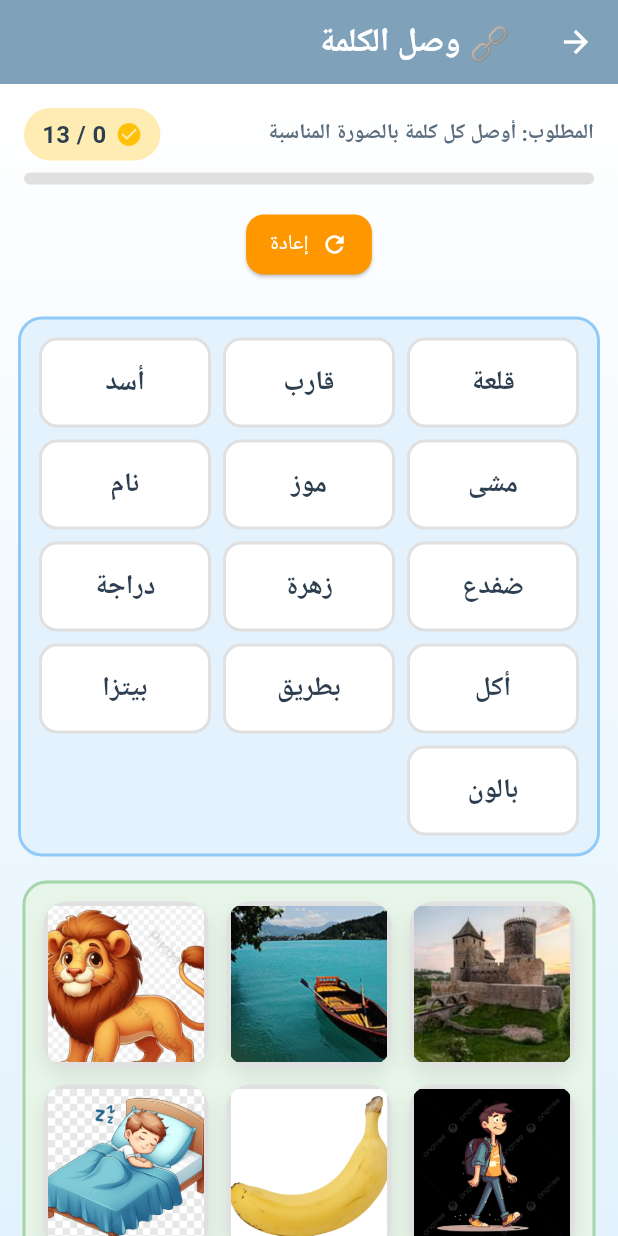
After one commit to RamadanMohamed11/Arabic-Learning-App, a Flutter app: the WordMatchView screen opened directly, on a phone screen of 412 x 824 dp. The commit adds this screen. Run offline on Flutter 3.47's test engine with Material 3 defaults, Android fonts, the phone set to English and light mode, and no system bars; our stand-ins replace flutter_svg, flutter_tts, go_router, path_drawing, shared_preferences, speech_to_text; missing offline and left inert: path_parsing, syncfusion_flutter_signaturepad; accounts and stored records are empty.

Commit message:
Add Word Match activity with model, view, and widget

```diff
--- /dev/null
+++ b/lib/features/level_two/data/models/word_match_model.dart
@@ -0,0 +1,24 @@
+class WordMatchItem {
+  final String word;
+  final String imagePath;
+
+  const WordMatchItem({required this.word, required this.imagePath});
+}
+
+/// Items for Activity 2: وصل الكلمة
+/// Uses assets from assets/images
+const List<WordMatchItem> wordMatchItems = [
+  WordMatchItem(word: 'ضفدع', imagePath: 'assets/images/ضفدع.jpg'),
+  WordMatchItem(word: 'موز', imagePath: 'assets/images/موز.jpg'),
+  WordMatchItem(word: 'قلعة', imagePath: 'assets/images/قلعة.jpg'),
+  WordMatchItem(word: 'دراجة', imagePath: 'assets/images/دراجة.jpg'),
+  WordMatchItem(word: 'أسد', imagePath: 'assets/images/أسد.jpg'),
+  WordMatchItem(word: 'بيتزا', imagePath: 'assets/images/بيتزا.jpg'),
+  WordMatchItem(word: 'زهرة', imagePath: 'assets/images/زهرة.jpg'),
+  WordMatchItem(word: 'بطريق', imagePath: 'assets/images/بطريق.jpg'),
+  WordMatchItem(word: 'قارب', imagePath: 'assets/images/قارب.jpg'),
+  WordMatchItem(word: 'بالون', imagePath: 'assets/images/بالون.jpg'),
+  WordMatchItem(word: 'مشى', imagePath: 'assets/images/مشى.jpg'),
+  WordMatchItem(word: 'نام', imagePath: 'assets/images/نام.jpg'),
+  WordMatchItem(word: 'أكل', imagePath: 'assets/images/أكل.jpg'),
+];
--- /dev/null
+++ b/lib/features/level_two/presentation/views/word_match_view.dart
@@ -0,0 +1,252 @@
+import 'package:flutter/material.dart';
+import 'package:arabic_learning_app/core/utils/app_colors.dart';
+import 'package:arabic_learning_app/features/level_two/data/models/word_match_model.dart';
+import 'package:arabic_learning_app/features/level_two/presentation/widgets/word_match_widget.dart';
+
+class WordMatchView extends StatefulWidget {
+  const WordMatchView({super.key});
+
+  @override
+  State<WordMatchView> createState() => _WordMatchViewState();
+}
+
+class _WordMatchViewState extends State<WordMatchView> {
+  int _matched = 0;
+  bool _complete = false;
+
+  void _onProgress(int count) {
+    setState(() => _matched = count);
+  }
+
+  void _onComplete() {
+    setState(() => _complete = true);
+  }
+
+  void _restart() {
+    setState(() {
+      _matched = 0;
+      _complete = false;
+    });
+  }
+
+  @override
+  Widget build(BuildContext context) {
+    if (_complete) return _buildResults();
+
+    return Scaffold(
+      appBar: AppBar(
+        title: const Text('🔗 وصل الكلمة', style: TextStyle(fontWeight: FontWeight.bold)),
+        backgroundColor: AppColors.primary,
+        foregroundColor: Colors.white,
+      ),
+      body: Container(
+        decoration: BoxDecoration(
+          gradient: LinearGradient(
+            begin: Alignment.topCenter,
+            end: Alignment.bottomCenter,
+            colors: [Colors.white, Colors.blue.shade50],
+          ),
+        ),
+        child: SafeArea(
+          child: Column(
+            children: [
+              Padding(
+                padding: const EdgeInsets.all(16),
+                child: Column(
+                  crossAxisAlignment: CrossAxisAlignment.stretch,
+                  children: [
+                    Row(
+                      mainAxisAlignment: MainAxisAlignment.spaceBetween,
+                      children: [
+                        Text(
+                          'المطلوب: أوصل كل كلمة بالصورة المناسبة',
+                          style: const TextStyle(
+                            fontSize: 14,
+                            color: AppColors.textSecondary,
+                            fontWeight: FontWeight.w600,
+                          ),
+                        ),
+                        Container(
+                          padding: const EdgeInsets.symmetric(horizontal: 12, vertical: 6),
+                          decoration: BoxDecoration(
+                            color: Colors.amber.shade100,
+                            borderRadius: BorderRadius.circular(20),
+                          ),
+                          child: Row(
+                            children: [
+                              const Icon(Icons.check_circle, size: 18, color: Colors.amber),
+                              const SizedBox(width: 6),
+                              Text(
+                                '$_matched / ${wordMatchItems.length}',
+                                style: const TextStyle(
+                                  fontSize: 16,
+                                  fontWeight: FontWeight.bold,
+                                  color: AppColors.textPrimary,
+                                ),
+                              ),
+                            ],
+                          ),
+                        ),
+                      ],
+                    ),
+                    const SizedBox(height: 8),
+                    LinearProgressIndicator(
+                      value: _matched / wordMatchItems.length,
+                      backgroundColor: Colors.grey.shade300,
+                      valueColor: AlwaysStoppedAnimation<Color>(AppColors.primary),
+                      minHeight: 8,
+                      borderRadius: BorderRadius.circular(4),
+                    ),
+                  ],
+                ),
+              ),
+              Expanded(
+                child: WordMatchWidget(
+                  key: ValueKey(_complete),
+                  items: wordMatchItems,
+                  onProgress: _onProgress,
+                  onComplete: _onComplete,
+                ),
+              ),
+            ],
+          ),
+        ),
+      ),
+    );
+  }
+
+  Widget _buildResults() {
+    final total = wordMatchItems.length;
+    final percentage = (_matched / total * 100).round();
+    final isPassed = percentage >= 70;
+
+    return Scaffold(
+      body: Container(
+        decoration: BoxDecoration(
+          gradient: LinearGradient(
+            begin: Alignment.topCenter,
+            end: Alignment.bottomCenter,
+            colors: isPassed
+                ? [AppColors.success, AppColors.success.withOpacity(0.7)]
+                : [AppColors.warning, AppColors.warning.withOpacity(0.7)],
+          ),
+        ),
+        child: SafeArea(
+          child: SingleChildScrollView(
+            padding: const EdgeInsets.all(24.0),
+            child: Column(
+              children: [
+                const SizedBox(height: 40),
+                Text(isPassed ? '🎉' : '💪', style: const TextStyle(fontSize: 80)),
+                const SizedBox(height: 24),
+                Text(
+                  isPassed ? 'رائع جداً!' : 'حاول مرة أخرى!',
+                  style: const TextStyle(
+                    fontSize: 32,
+                    fontWeight: FontWeight.bold,
+                    color: Colors.white,
+                  ),
+                ),
+                const SizedBox(height: 16),
+                Text(
+                  isPassed
+                      ? 'أحسنت! لقد وصلت كل الكلمات بالصور الصحيحة.'
+                      : 'حاول مجدداً لإتقان المطابقة.',
+                  style: const TextStyle(fontSize: 18, color: Colors.white),
+                  textAlign: TextAlign.center,
+                ),
+                const SizedBox(height: 40),
+                Container(
+                  padding: const EdgeInsets.all(24),
+                  decoration: BoxDecoration(
+                    color: Colors.white,
+                    borderRadius: BorderRadius.circular(20),
+                    boxShadow: [
+                      BoxShadow(
+                        color: Colors.black.withOpacity(0.1),
+                        blurRadius: 20,
+                        offset: const Offset(0, 10),
+                      ),
+                    ],
+                  ),
+                  child: Column(
+                    children: [
+                      const Text(
+                        'نتيجتك',
+                        style: TextStyle(
+                          fontSize: 24,
+                          fontWeight: FontWeight.bold,
+                          color: AppColors.textPrimary,
+                        ),
+                      ),
+                      const SizedBox(height: 24),
+                      Text(
+                        '$percentage%',
+                        style: TextStyle(
+                          fontSize: 72,
+                          fontWeight: FontWeight.bold,
+                          color: isPassed ? AppColors.success : AppColors.warning,
+                        ),
+                      ),
+                      const SizedBox(height: 16),
+                      Container(
+                        padding: const EdgeInsets.symmetric(horizontal: 24, vertical: 12),
+                        decoration: BoxDecoration(
+                          color: (isPassed ? AppColors.success : AppColors.warning).withOpacity(0.1),
+                          borderRadius: BorderRadius.circular(20),
+                          border: Border.all(
+                            color: isPassed ? AppColors.success : AppColors.warning,
+                            width: 2,
+                          ),
+                        ),
+                        child: Text(
+                          '$_matched / $total',
+                          style: TextStyle(
+                            fontSize: 32,
+                            fontWeight: FontWeight.bold,
+                            color: isPassed ? AppColors.success : AppColors.warning,
+                          ),
+                        ),
+                      ),
+                    ],
+                  ),
+                ),
+                const SizedBox(height: 40),
+                Row(
+                  mainAxisAlignment: MainAxisAlignment.center,
+                  children: [
+                    ElevatedButton.icon(
+                      onPressed: () => Navigator.pop(context),
+                      style: ElevatedButton.styleFrom(
+                        backgroundColor: Colors.white,
+                        foregroundColor: AppColors.primary,
+                        padding: const EdgeInsets.symmetric(horizontal: 32, vertical: 16),
+                        shape: RoundedRectangleBorder(borderRadius: BorderRadius.circular(16)),
+                        elevation: 5,
+                      ),
+                      icon: const Icon(Icons.home, size: 24),
+                      label: const Text('الرئيسية', style: TextStyle(fontSize: 18, fontWeight: FontWeight.bold)),
+                    ),
+                    const SizedBox(width: 16),
+                    ElevatedButton.icon(
+                      onPressed: _restart,
+                      style: ElevatedButton.styleFrom(
+                        backgroundColor: Colors.white,
+                        foregroundColor: isPassed ? AppColors.success : AppColors.warning,
+                        padding: const EdgeInsets.symmetric(horizontal: 32, vertical: 16),
+                        shape: RoundedRectangleBorder(borderRadius: BorderRadius.circular(16)),
+                        elevation: 5,
+                      ),
+                      icon: const Icon(Icons.refresh, size: 24),
+                      label: const Text('إعادة', style: TextStyle(fontSize: 18, fontWeight: FontWeight.bold)),
+                    ),
+                  ],
+                ),
+              ],
+            ),
+          ),
+        ),
+      ),
+    );
+  }
+}
--- /dev/null
+++ b/lib/features/level_two/presentation/widgets/word_match_widget.dart
@@ -0,0 +1,302 @@
+import 'package:flutter/material.dart';
+import 'package:arabic_learning_app/core/utils/app_colors.dart';
+import 'package:arabic_learning_app/features/level_two/data/models/word_match_model.dart';
+
+class WordMatchWidget extends StatefulWidget {
+  final List<WordMatchItem> items;
+  final VoidCallback onComplete;
+  final ValueChanged<int>? onProgress; // returns matched count
+
+  const WordMatchWidget({
+    super.key,
+    required this.items,
+    required this.onComplete,
+    this.onProgress,
+  });
+
+  @override
+  State<WordMatchWidget> createState() => _WordMatchWidgetState();
+}
+
+class _WordMatchWidgetState extends State<WordMatchWidget> {
+  // We keep original indices (0..n-1) and shuffle orders for words/images
+  late List<int> _wordOrder;
+  late List<int> _imageOrder;
+  final Set<int> _matched = {};
+  int? _selectedWordOriginalIndex;
+  int? _selectedImageOriginalIndex;
+
+  @override
+  void initState() {
+    super.initState();
+    _initOrders();
+  }
+
+  void _initOrders() {
+    _wordOrder = List.generate(widget.items.length, (i) => i)..shuffle();
+    _imageOrder = List.generate(widget.items.length, (i) => i)..shuffle();
+    _matched.clear();
+    _selectedWordOriginalIndex = null;
+    _selectedImageOriginalIndex = null;
+    // Defer notifying parent to avoid setState during build
+    WidgetsBinding.instance.addPostFrameCallback((_) {
+      if (mounted) widget.onProgress?.call(0);
+    });
+  }
+
+  void _onSelectWord(int originalIndex) {
+    if (_matched.contains(originalIndex)) return;
+    setState(() => _selectedWordOriginalIndex = originalIndex);
+  }
+
+  void _onSelectImage(int originalIndex) {
+    if (_matched.contains(originalIndex)) return;
+    setState(() => _selectedImageOriginalIndex = originalIndex);
+    _tryMatch();
+  }
+
+  void _tryMatch() {
+    final w = _selectedWordOriginalIndex;
+    final i = _selectedImageOriginalIndex;
+    if (w == null || i == null) return;
+
+    if (w == i) {
+      // correct
+      setState(() {
+        _matched.add(w);
+        _selectedWordOriginalIndex = null;
+        _selectedImageOriginalIndex = null;
+      });
+      widget.onProgress?.call(_matched.length);
+      if (_matched.length == widget.items.length) {
+        Future.delayed(const Duration(milliseconds: 300), widget.onComplete);
+      }
+    } else {
+      // wrong -> brief visual feedback
+      ScaffoldMessenger.of(context).showSnackBar(
+        const SnackBar(
+          content: Text('غير صحيح، حاول مرة أخرى'),
+          duration: Duration(milliseconds: 700),
+        ),
+      );
+      setState(() {
+        _selectedImageOriginalIndex = null;
+      });
+    }
+  }
+
+  void _reset() => setState(_initOrders);
+
+  @override
+  Widget build(BuildContext context) {
+    return Column(
+      children: [
+        // Controls
+        Row(
+          mainAxisAlignment: MainAxisAlignment.center,
+          children: [
+            ElevatedButton.icon(
+              onPressed: _reset,
+              style: ElevatedButton.styleFrom(
+                backgroundColor: Colors.orange,
+                foregroundColor: Colors.white,
+                padding: const EdgeInsets.symmetric(horizontal: 16, vertical: 10),
+                shape: RoundedRectangleBorder(borderRadius: BorderRadius.circular(12)),
+              ),
+              icon: const Icon(Icons.refresh),
+              label: const Text('إعادة'),
+            ),
+          ],
+        ),
+        const SizedBox(height: 12),
+        // Content
+        Expanded(
+          child: SingleChildScrollView(
+            padding: const EdgeInsets.all(12),
+            child: LayoutBuilder(
+              builder: (context, constraints) {
+                final isWide = constraints.maxWidth > 720;
+                return isWide
+                    ? Row(
+                        crossAxisAlignment: CrossAxisAlignment.start,
+                        children: [
+                          Expanded(child: _buildWordColumn()),
+                          const SizedBox(width: 16),
+                          Expanded(flex: 2, child: _buildImageGrid()),
+                        ],
+                      )
+                    : Column(
+                        children: [
+                          _buildWordColumn(),
+                          const SizedBox(height: 16),
+                          _buildImageGrid(),
+                        ],
+                      );
+              },
+            ),
+          ),
+        ),
+      ],
+    );
+  }
+
+  Widget _buildWordColumn() {
+    return Container(
+      padding: const EdgeInsets.all(12),
+      decoration: BoxDecoration(
+        color: Colors.blue.shade50,
+        borderRadius: BorderRadius.circular(16),
+        border: Border.all(color: Colors.blue.shade200, width: 2),
+      ),
+      child: LayoutBuilder(
+        builder: (context, constraints) {
+          const crossAxisCount = 3;
+          const crossAxisSpacing = 8.0;
+          const mainAxisSpacing = 8.0;
+          const tileHeight = 60.0; // fixed height for stability
+          final tileWidth =
+              (constraints.maxWidth - crossAxisSpacing * (crossAxisCount - 1)) /
+                  crossAxisCount;
+          final aspectRatio = tileWidth / tileHeight;
+
+          return GridView.builder(
+            shrinkWrap: true,
+            physics: const NeverScrollableScrollPhysics(),
+            gridDelegate: SliverGridDelegateWithFixedCrossAxisCount(
+              crossAxisCount: crossAxisCount,
+              crossAxisSpacing: crossAxisSpacing,
+              mainAxisSpacing: mainAxisSpacing,
+              childAspectRatio: aspectRatio,
+            ),
+            itemCount: _wordOrder.length,
+            itemBuilder: (context, gridIndex) {
+              final originalIndex = _wordOrder[gridIndex];
+              final item = widget.items[originalIndex];
+              final matched = _matched.contains(originalIndex);
+              final selected = _selectedWordOriginalIndex == originalIndex;
+
+              return GestureDetector(
+                onTap: () => _onSelectWord(originalIndex),
+                child: Stack(
+                  children: [
+                    AnimatedContainer(
+                      duration: const Duration(milliseconds: 150),
+                      decoration: BoxDecoration(
+                        color: matched
+                            ? AppColors.success.withOpacity(0.1)
+                            : Colors.white,
+                        borderRadius: BorderRadius.circular(12),
+                        border: Border.all(
+                          color: matched
+                              ? AppColors.success
+                              : (selected
+                                  ? AppColors.primary
+                                  : Colors.grey.shade300),
+                          width: 2, // fixed border width to avoid size change
+                        ),
+                      ),
+                      child: Center(
+                        child: Text(
+                          item.word,
+                          textAlign: TextAlign.center,
+                          overflow: TextOverflow.ellipsis,
+                          maxLines: 1,
+                          style: TextStyle(
+                            fontSize: 18,
+                            fontWeight: FontWeight.bold,
+                            color: matched
+                                ? AppColors.success
+                                : (selected
+                                    ? AppColors.primary
+                                    : AppColors.textPrimary),
+                          ),
+                        ),
+                      ),
+                    ),
+                    if (matched)
+                      const Positioned(
+                        top: 6,
+                        right: 6,
+                        child: Icon(
+                          Icons.check_circle,
+                          color: AppColors.success,
+                          size: 20,
+                        ),
+                      ),
+                  ],
+                ),
+              );
+            },
+          );
+        },
+      ),
+    );
+  }
+
+  Widget _buildImageGrid() {
+    return Container(
+      padding: const EdgeInsets.all(12),
+      decoration: BoxDecoration(
+        color: Colors.green.shade50,
+        borderRadius: BorderRadius.circular(16),
+        border: Border.all(color: Colors.green.shade200, width: 2),
+      ),
+      child: Wrap(
+        spacing: 12,
+        runSpacing: 12,
+        alignment: WrapAlignment.center,
+        children: _imageOrder.map((originalIndex) {
+          final item = widget.items[originalIndex];
+          final matched = _matched.contains(originalIndex);
+          final selected = _selectedImageOriginalIndex == originalIndex;
+          return GestureDetector(
+            onTap: () => _onSelectImage(originalIndex),
+            child: AnimatedContainer(
+              duration: const Duration(milliseconds: 200),
+              width: 110,
+              height: 110,
+              decoration: BoxDecoration(
+                color: Colors.white,
+                borderRadius: BorderRadius.circular(16),
+                border: Border.all(
+                  color: matched
+                      ? AppColors.success
+                      : selected
+                          ? AppColors.primary
+                          : Colors.grey.shade300,
+                  width: 3,
+                ),
+                boxShadow: [
+                  BoxShadow(
+                    color: (matched
+                            ? AppColors.success
+                            : selected
+                                ? AppColors.primary
+                                : Colors.black)
+                        .withOpacity(0.08),
+                    blurRadius: 10,
+                    offset: const Offset(0, 6),
+                  ),
+                ],
+              ),
+              clipBehavior: Clip.antiAlias,
+              child: Stack(
+                fit: StackFit.expand,
+                children: [
+                  Image.asset(item.imagePath, fit: BoxFit.cover),
+                  if (matched)
+                    Container(
+                      color: Colors.black.withOpacity(0.25),
+                      child: const Center(
+                        child: Icon(Icons.check_circle, color: Colors.white, size: 42),
+                      ),
+                    ),
+                ],
+              ),
+            ),
+          );
+        }).toList(),
+      ),
+    );
+  }
+}
```
Also changed, not shown: lib/features/level_two/presentation/views/level_two_view.dart (+15 -3 lines), assets/images/أسد.jpg, assets/images/أكل.jpg (added), assets/images/بالون.jpg (added), assets/images/بطريق.jpg (added), assets/images/بيتزا.jpg (added), assets/images/دراجة.jpg (added), assets/images/زهرة.jpg (added), assets/images/ضفدع.jpg (added), assets/images/قارب.jpg (added), assets/images/قلعة.jpg (added), assets/images/مشى.jpg (added), assets/images/موز.jpg (added), assets/images/نام.jpg (added).
